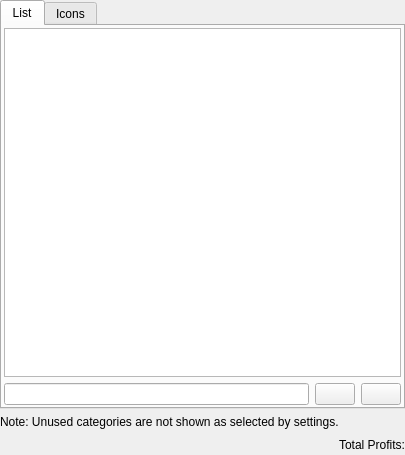
Before: the Qt Designer form kmymoney/views/kaccountsviewdecl.ui in KDE/kmymoney, drawn with Qt 5.
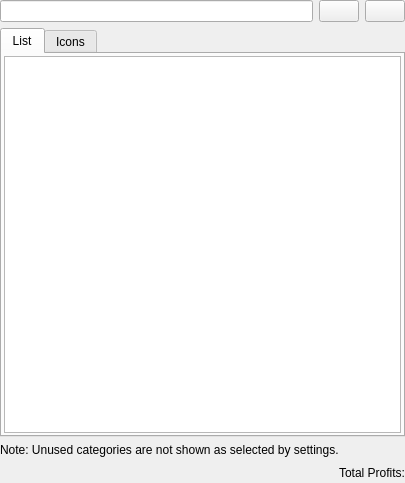
After: the same form once the commit is applied. Custom widgets are drawn as their Qt base class.

Commit message:
Move filter line to top of accounts view
CCBUG:412415

Diff of the .ui file:
```diff
--- a/kmymoney/views/kaccountsviewdecl.ui
+++ b/kmymoney/views/kaccountsviewdecl.ui
@@ -14,6 +14,37 @@
    <property name="margin">
     <number>0</number>
    </property>
+   <item>
+    <layout class="QHBoxLayout" name="m_filterLayout">
+     <item>
+      <widget class="KLineEdit" name="m_searchWidget">
+       <property name="showClearButton" stdset="0">
+        <bool>true</bool>
+       </property>
+      </widget>
+     </item>
+     <item>
+      <widget class="KPushButton" name="m_collapseButton">
+       <property name="toolTip">
+        <string>Collapse all accounts in the list</string>
+       </property>
+       <property name="text">
+        <string/>
+       </property>
+      </widget>
+     </item>
+     <item>
+      <widget class="KPushButton" name="m_expandButton">
+       <property name="toolTip">
+        <string>Expand all accounts in the list</string>
+       </property>
+       <property name="text">
+        <string/>
+       </property>
+      </widget>
+     </item>
+    </layout>
+   </item>
    <item>
     <widget class="KTabWidget" name="m_tab">
      <property name="currentIndex">
@@ -30,37 +61,6 @@
        <item>
         <widget class="KMyMoneyAccountTreeView" name="m_accountTree"/>
        </item>
-       <item>
-        <layout class="QHBoxLayout">
-         <item>
-          <widget class="KLineEdit" name="m_searchWidget">
-           <property name="showClearButton" stdset="0">
-            <bool>true</bool>
-           </property>
-          </widget>
-         </item>
-         <item>
-          <widget class="KPushButton" name="m_collapseButton">
-           <property name="toolTip">
-            <string>Collapse all accounts in the list</string>
-           </property>
-           <property name="text">
-            <string/>
-           </property>
-          </widget>
-         </item>
-         <item>
-          <widget class="KPushButton" name="m_expandButton">
-           <property name="toolTip">
-            <string>Expand all accounts in the list</string>
-           </property>
-           <property name="text">
-            <string/>
-           </property>
-          </widget>
-         </item>
-        </layout>
-       </item>
       </layout>
      </widget>
      <widget class="QWidget" name="icons">
```
